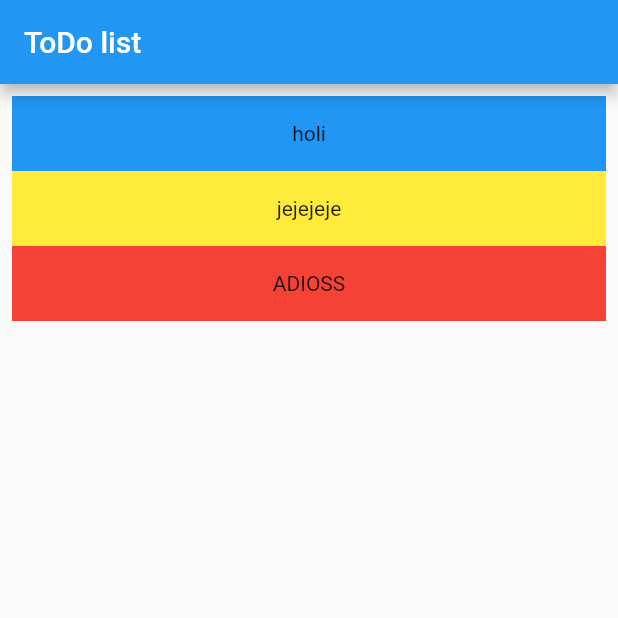
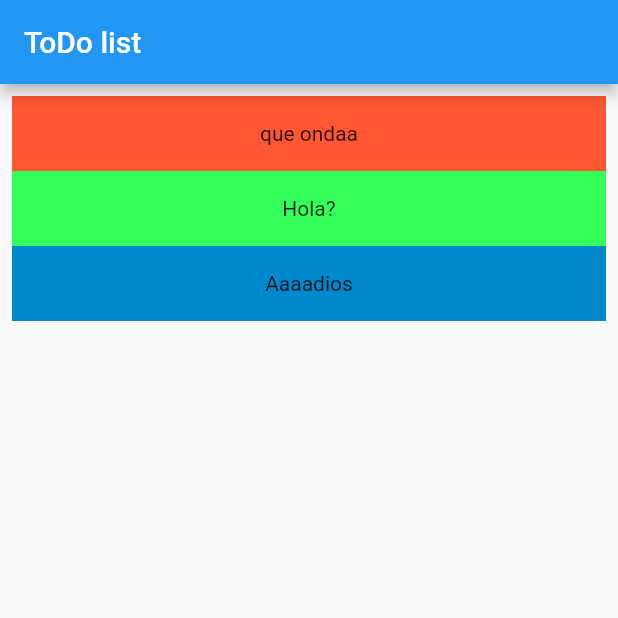
Before and after one commit to damianlonare/todo_list_old_flutter_template, a Flutter app: the screen it shows after launch, on a phone screen of 412 x 824 dp, the top half of it. Run offline on Flutter 3.47's test engine with Material 2 defaults, Android fonts, the phone set to English and light mode, and no system bars; our stand-ins replace bloc, equatable, flutter_bloc, sqflite; accounts and stored records are empty.

Commit message:
Update main.dart

```diff
--- a/lib/main.dart
+++ b/lib/main.dart
@@ -25,18 +25,18 @@ class MyStatelessWidget extends StatelessWidget {
   static List listItems = [
     {
       'height': 50.0,
-      'color': Colors.blue,
-      'textContent': const Center(child: Text('holi')),
+      'color': 0xFFFF5733,
+      'textContent': 'que ondaa',
     },
     {
       'height': 50.0,
-      'color': Colors.yellow,
-      'textContent': const Center(child: Text('jejejeje'))
+      'color': 0xFF33FF58,
+      'textContent': 'Hola?',
     },
     {
       'height': 50.0,
-      'color': Colors.red,
-      'textContent': const Center(child: Text('ADIOSS'))
+      'color': 0xFF0088CC,
+      'textContent': 'Aaaadios',
     }
   ];
 
@@ -44,29 +44,16 @@ class MyStatelessWidget extends StatelessWidget {
     (item) {
       return Container(
         height: item['height'],
-        color: item['color'],
-        child: item['textContent'],
+
+        // One example of HEX code would look like #0077CC.
+        //
+        // Replace # with 0xFF, so it becomes 0xFF0077CC
+        // Your custom color is ready Color(0xFF0077CC)
+        color: new Color(item['color']),
+        child: Center(child: Text(item['textContent'])),
       );
     }
   ).toList();
-
-  // List<Widget> listOfWidgets = [
-  //   Container(
-  //     height: 50,
-  //     color: Colors.blue[500],
-  //     child: const Center(child: Text('Entry A')),
-  //   ),
-  //   Container(
-  //     height: 50,
-  //     color: Colors.amber[500],
-  //     child: const Center(child: Text('Entry B')),
-  //   ),
-  //   Container(
-  //     height: 50,
-  //     color: Colors.red[500],
-  //     child: const Center(child: Text('Entry C')),
-  //   ),
-  // ];
 
   @override
   Widget build(BuildContext context) {
```
